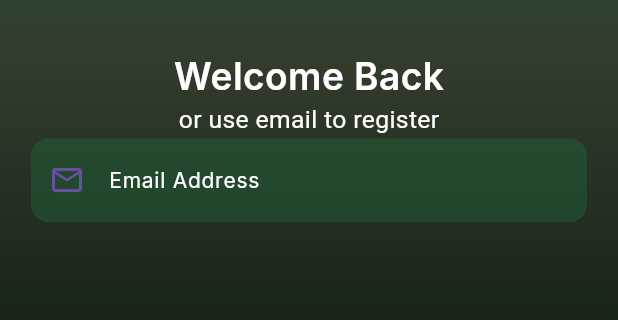
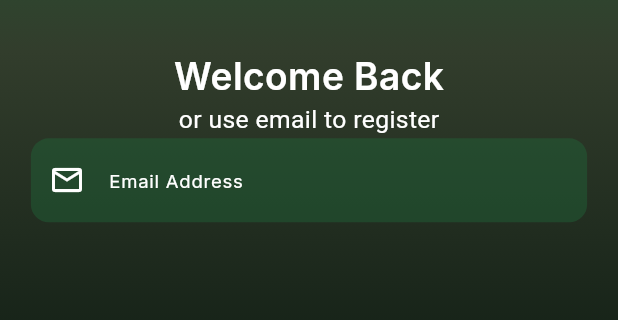
Before and after one commit to kwakyebrilliant/ebela, a Flutter app: the screen it shows after launch, on a phone screen of 412 x 824 dp, the part 319-639 px from its top. Run offline on Flutter 3.47's test engine with Material 3 defaults, Android fonts, the phone set to English and light mode, and no system bars; our stand-ins replace flutter_keyboard_visibility, google_fonts.

Commit message:
textformfield updated

```diff
--- a/lib/users/login_page.dart
+++ b/lib/users/login_page.dart
@@ -125,7 +125,7 @@ class _LoginPageState extends State<LoginPage> {
                                 labelText: 'Email Address',
                                 icon: Icons.email_outlined,
                                 obscureText: false,
-                                fontSize: screenWidth * 0.02,
+                                fontSize: screenWidth * 0.03,
                                 // controller: _emailController,
                                 validator: (value) {
                                   if (value == null || value.isEmpty) {
--- a/lib/utility/textformfield/mytextformfield.dart
+++ b/lib/utility/textformfield/mytextformfield.dart
@@ -31,14 +31,17 @@ class MyTextFormField extends StatelessWidget {
         fillColor: Color(0xFF1F6B3B).withValues(alpha: 0.4),
         filled: true,
         labelText: labelText,
-        labelStyle: GoogleFonts.inter(color: Color(0xFFFFFFFF), fontSize: 14.0),
+        labelStyle: GoogleFonts.inter(
+          color: Color(0xFFFFFFFF),
+          fontSize: fontSize,
+        ),
         prefixIcon: Padding(
           padding: const EdgeInsets.only(right: 8.0, left: 8.0),
-          child: Icon(icon, color: Theme.of(context).colorScheme.primary),
+          child: Icon(icon, color: Color(0xFFFFFFFF)),
         ),
         suffixIcon: Padding(
           padding: const EdgeInsets.only(right: 8.0, left: 8.0),
-          child: Icon(suffixIcon, color: Theme.of(context).colorScheme.primary),
+          child: Icon(suffixIcon, color: Color(0xFFFFFFFF)),
         ),
         enabledBorder: OutlineInputBorder(
           borderRadius: BorderRadius.circular(12.0),
@@ -46,7 +49,7 @@ class MyTextFormField extends StatelessWidget {
         ),
         focusedBorder: OutlineInputBorder(
           borderRadius: BorderRadius.circular(12.0),
-          borderSide: BorderSide(color: Theme.of(context).colorScheme.primary),
+          borderSide: BorderSide(color: Colors.transparent),
         ),
       ),
     );
```
